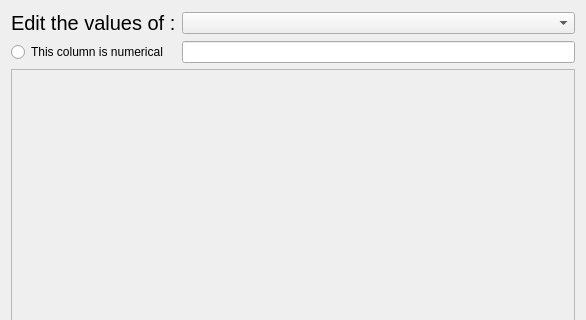
First picture: the form in batch_dialog.ui, repository WilsonImmunologyLab/VGenes, before the edit; both pictures show x 0 to 586 and y 0 to 320 of the 586 by 672 pixel window.
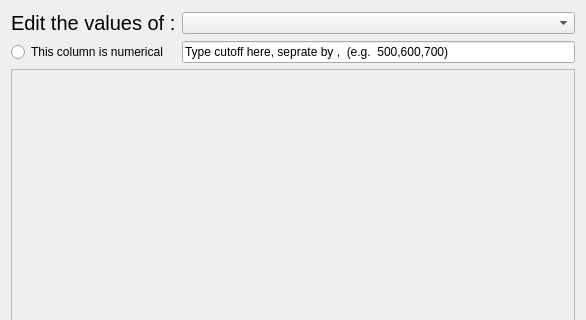
Second picture: the form after the edit.

The edit to the form file:
```diff
--- a/batch_dialog.ui
+++ b/batch_dialog.ui
@@ -120,7 +120,11 @@
     </widget>
    </item>
    <item row="2" column="1" colspan="3">
-    <widget class="QLineEdit" name="LineEditCutoff"/>
+    <widget class="QLineEdit" name="LineEditCutoff">
+     <property name="text">
+      <string>Type cutoff here, seprate by ,  (e.g.  500,600,700)</string>
+     </property>
+    </widget>
    </item>
   </layout>
  </widget>
```
